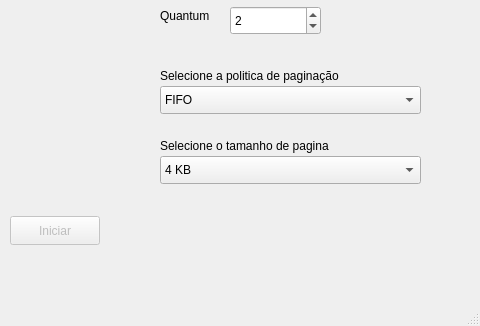
Before: the Qt Designer form Projeto_SO/mainwindow.ui in lwyo1/Simulador-de-Sistemas-Operacionais, drawn with Qt 5; both pictures show x 320 to 800 and y 274 to 600 of the 800 by 600 pixel window.
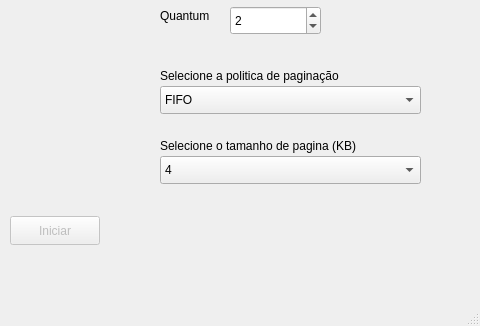
After: the same form once the commit is applied.

Patch:
```diff
--- a/Projeto_SO/mainwindow.ui
+++ b/Projeto_SO/mainwindow.ui
@@ -288,7 +288,7 @@
     </property>
     <item>
      <property name="text">
-      <string>4 KB</string>
+      <string>4</string>
      </property>
     </item>
     <item>
@@ -312,12 +312,12 @@
      <rect>
       <x>480</x>
       <y>410</y>
-      <width>231</width>
+      <width>251</width>
       <height>20</height>
      </rect>
     </property>
     <property name="text">
-     <string>Selecione o tamanho de pagina</string>
+     <string>Selecione o tamanho de pagina (KB)</string>
     </property>
    </widget>
   </widget>
```
Left out of the diff: 6 changed lines with no effect on the pictures.
